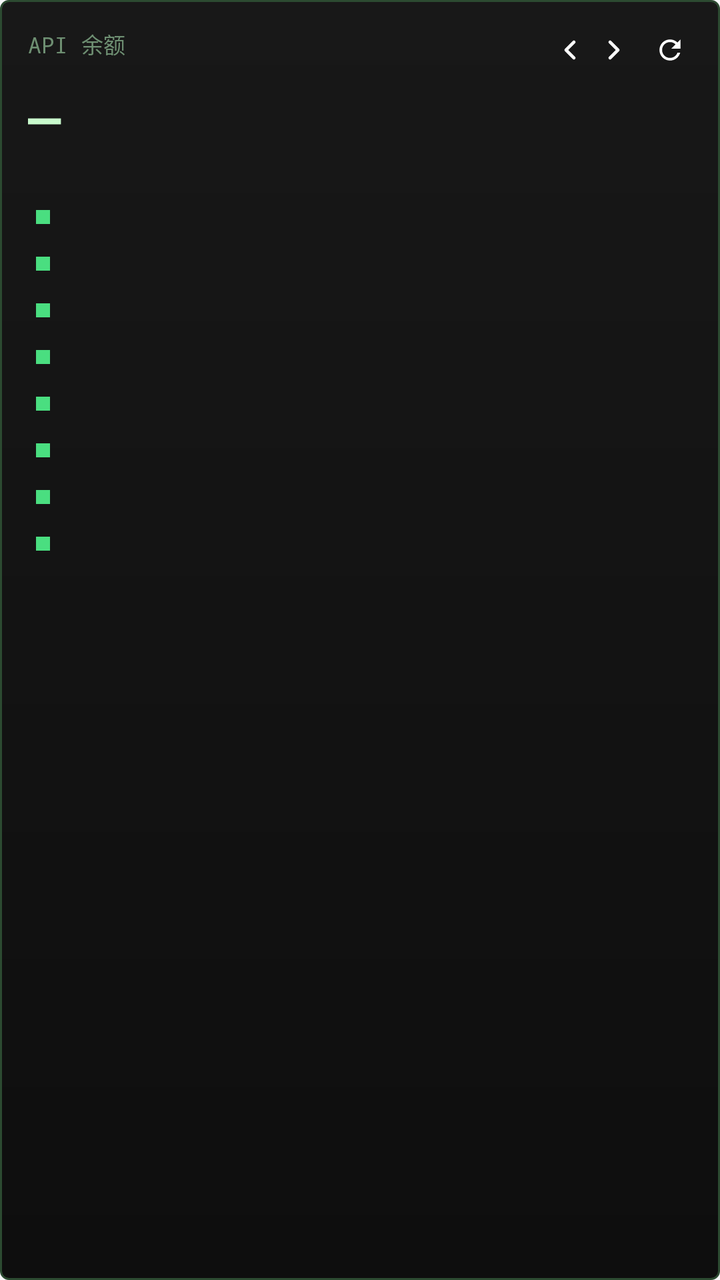
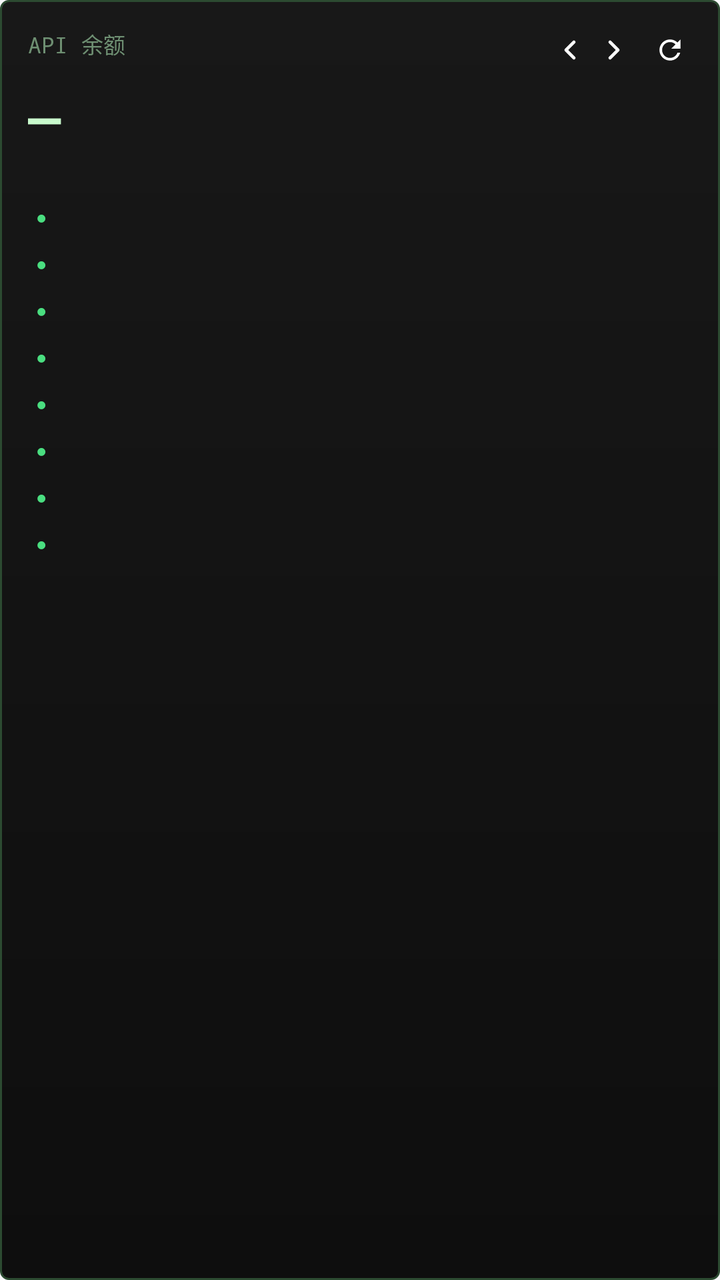

Before-and-after screenshots of an Android layout around one commit, followed by the original layout XML and the change that was made.
<!-- AndroidManifest.xml: application theme AppTheme -->
<!-- res/layout/widget_style4.xml -->
<?xml version="1.0" encoding="utf-8"?>
<FrameLayout xmlns:android="http://schemas.android.com/apk/res/android"
    android:id="@+id/w2_root"
    android:layout_width="match_parent"
    android:layout_height="match_parent"
    android:background="@drawable/wg_t4"
    android:padding="14dp">

    <LinearLayout
        android:layout_width="match_parent"
        android:layout_height="wrap_content"
        android:orientation="vertical">

        <LinearLayout
            android:layout_width="match_parent"
            android:layout_height="wrap_content"
            android:orientation="horizontal"
            android:gravity="left">

            <TextView
                android:id="@+id/w2_title"
                android:layout_width="0dp"
                android:layout_height="wrap_content"
                android:layout_weight="1"
                android:minWidth="0dp"
                android:singleLine="true"
                android:ellipsize="end"
                android:includeFontPadding="false"
            android:fontFamily="monospace"
                android:textColor="#FF6E8F72"
                android:textSize="11sp"
                android:text="API 余额" />

            <TextView
                android:id="@+id/w2_page"
                android:layout_width="wrap_content"
                android:layout_height="wrap_content"
                android:layout_marginStart="4dp"
                android:minWidth="0dp"
                android:includeFontPadding="false"
                android:textColor="#FF6E8F72"
                android:textSize="10.5sp" />

            <ImageView
                android:id="@+id/w2_prev"
                android:clickable="true"
                android:focusable="true"
                android:layout_width="22dp"
                android:layout_height="22dp"
                android:layout_marginStart="2dp"
                android:scaleType="fitCenter"
                android:src="@drawable/ic_chevron_left"
                android:contentDescription="上一页" />

            <ImageView
                android:id="@+id/w2_next"
                android:clickable="true"
                android:focusable="true"
                android:layout_width="22dp"
                android:layout_height="22dp"
                android:scaleType="fitCenter"
                android:src="@drawable/ic_chevron_right"
                android:contentDescription="下一页" />

            <ImageView
                android:id="@+id/w2_refresh"
                android:clickable="true"
                android:focusable="true"
                android:layout_width="22dp"
                android:layout_height="22dp"
                android:layout_marginStart="6dp"
                android:scaleType="fitCenter"
                android:src="@drawable/ic_refresh"
                android:contentDescription="刷新" />
        </LinearLayout>

        <TextView
            android:id="@+id/w2_total"
            android:layout_width="match_parent"
            android:layout_height="wrap_content"
            android:layout_marginTop="8dp"
            android:includeFontPadding="false"
            android:gravity="left"
        android:fontFamily="monospace"
        android:textStyle="bold"
            android:textColor="@color/ws4_tx"
            android:textSize="26sp"
            android:text="—" />

        <TextView
            android:id="@+id/w2_sub"
            android:layout_width="match_parent"
            android:layout_height="wrap_content"
            android:layout_marginTop="3dp"
            android:includeFontPadding="false"
            android:singleLine="true"
            android:ellipsize="end"
            android:gravity="left"
            android:textColor="@color/ws4_tx3"
            android:textSize="10sp" />

        <LinearLayout
            android:layout_width="match_parent"
            android:layout_height="0dp"
            android:layout_weight="1"
            android:layout_marginTop="8dp"
            android:orientation="vertical">

            <LinearLayout
                android:id="@+id/w2_row1"
                android:layout_width="match_parent"
                android:layout_height="wrap_content"
                android:orientation="vertical"
                android:gravity="center_vertical">


                <LinearLayout
                    android:id="@+id/w2_slot1"
                    android:layout_width="match_parent"
                    android:layout_height="wrap_content"
                    android:orientation="horizontal"
                    android:gravity="center_vertical"
                    android:padding="4dp">

                    <TextView
                        android:id="@+id/w2_dot1"
                        android:layout_width="7dp"
                        android:layout_height="7dp"
                        android:layout_marginEnd="5dp"
                        android:background="@color/ws4_accent" />

                    <TextView
                        android:id="@+id/w2_name1"
                        android:layout_width="0dp"
                        android:layout_height="wrap_content"
                        android:layout_weight="1"
                        android:minWidth="0dp"
                        android:singleLine="true"
                        android:ellipsize="end"
                        android:includeFontPadding="false"
                    android:fontFamily="monospace"
                        android:textColor="@color/ws4_tx2"
                        android:textSize="11.5sp" />

                    <TextView
                        android:id="@+id/w2_val1"
                        android:layout_width="wrap_content"
                        android:layout_height="wrap_content"
                        android:includeFontPadding="false"
                    android:fontFamily="monospace"
                        android:textColor="@color/ws4_tx"
                        android:textSize="13sp" />
                </LinearLayout>

                <LinearLayout
                    android:id="@+id/w2_slot2"
                    android:layout_width="match_parent"
                    android:layout_height="wrap_content"
                    android:orientation="horizontal"
                    android:gravity="center_vertical"
                    android:padding="4dp">

                    <TextView
                        android:id="@+id/w2_dot2"
                        android:layout_width="7dp"
                        android:layout_height="7dp"
                        android:layout_marginEnd="5dp"
                        android:background="@color/ws4_accent" />

                    <TextView
                        android:id="@+id/w2_name2"
                        android:layout_width="0dp"
                        android:layout_height="wrap_content"
                        android:layout_weight="1"
                        android:minWidth="0dp"
                        android:singleLine="true"
                        android:ellipsize="end"
                        android:includeFontPadding="false"
                    android:fontFamily="monospace"
                        android:textColor="@color/ws4_tx2"
                        android:textSize="11.5sp" />

                    <TextView
                        android:id="@+id/w2_val2"
                        android:layout_width="wrap_content"
                        android:layout_height="wrap_content"
                        android:includeFontPadding="false"
                    android:fontFamily="monospace"
                        android:textColor="@color/ws4_tx"
                        android:textSize="13sp" />
                </LinearLayout>
            </LinearLayout>

            <TextView
                android:id="@+id/w2_div1"
                android:layout_width="match_parent"
                android:layout_height="1dp"
                android:layout_marginTop="1dp"
                android:visibility="gone"
                android:background="#FF22331F" />

            <LinearLayout
                android:id="@+id/w2_row2"
                android:layout_width="match_parent"
                android:layout_height="wrap_content"
                android:orientation="vertical"
                android:gravity="center_vertical">


                <LinearLayout
                    android:id="@+id/w2_slot3"
                    android:layout_width="match_parent"
                    android:layout_height="wrap_content"
                    android:orientation="horizontal"
                    android:gravity="center_vertical"
                    android:padding="4dp">

                    <TextView
                        android:id="@+id/w2_dot3"
                        android:layout_width="7dp"
                        android:layout_height="7dp"
                        android:layout_marginEnd="5dp"
                        android:background="@color/ws4_accent" />

                    <TextView
                        android:id="@+id/w2_name3"
                        android:layout_width="0dp"
                        android:layout_height="wrap_content"
                        android:layout_weight="1"
                        android:minWidth="0dp"
                        android:singleLine="true"
                        android:ellipsize="end"
                        android:includeFontPadding="false"
                    android:fontFamily="monospace"
                        android:textColor="@color/ws4_tx2"
                        android:textSize="11.5sp" />

                    <TextView
                        android:id="@+id/w2_val3"
                        android:layout_width="wrap_content"
                        android:layout_height="wrap_content"
                        android:includeFontPadding="false"
                    android:fontFamily="monospace"
                        android:textColor="@color/ws4_tx"
                        android:textSize="13sp" />
                </LinearLayout>

                <LinearLayout
                    android:id="@+id/w2_slot4"
                    android:layout_width="match_parent"
                    android:layout_height="wrap_content"
                    android:orientation="horizontal"
                    android:gravity="center_vertical"
                    android:padding="4dp">

                    <TextView
                        android:id="@+id/w2_dot4"
                        android:layout_width="7dp"
                        android:layout_height="7dp"
                        android:layout_marginEnd="5dp"
                        android:background="@color/ws4_accent" />

                    <TextView
                        android:id="@+id/w2_name4"
                        android:layout_width="0dp"
                        android:layout_height="wrap_content"
                        android:layout_weight="1"
                        android:minWidth="0dp"
                        android:singleLine="true"
                        android:ellipsize="end"
                        android:includeFontPadding="false"
                    android:fontFamily="monospace"
                        android:textColor="@color/ws4_tx2"
                        android:textSize="11.5sp" />

                    <TextView
                        android:id="@+id/w2_val4"
                        android:layout_width="wrap_content"
                        android:layout_height="wrap_content"
                        android:includeFontPadding="false"
                    android:fontFamily="monospace"
                        android:textColor="@color/ws4_tx"
                        android:textSize="13sp" />
                </LinearLayout>
            </LinearLayout>

            <TextView
                android:id="@+id/w2_div2"
                android:layout_width="match_parent"
                android:layout_height="1dp"
                android:layout_marginTop="1dp"
                android:visibility="gone"
                android:background="#FF22331F" />

            <LinearLayout
                android:id="@+id/w2_row3"
                android:layout_width="match_parent"
                android:layout_height="wrap_content"
                android:orientation="vertical"
                android:gravity="center_vertical">


                <LinearLayout
                    android:id="@+id/w2_slot5"
                    android:layout_width="match_parent"
                    android:layout_height="wrap_content"
                    android:orientation="horizontal"
                    android:gravity="center_vertical"
                    android:padding="4dp">

                    <TextView
                        android:id="@+id/w2_dot5"
                        android:layout_width="7dp"
                        android:layout_height="7dp"
                        android:layout_marginEnd="5dp"
                        android:background="@color/ws4_accent" />

                    <TextView
                        android:id="@+id/w2_name5"
                        android:layout_width="0dp"
                        android:layout_height="wrap_content"
                        android:layout_weight="1"
                        android:minWidth="0dp"
                        android:singleLine="true"
                        android:ellipsize="end"
                        android:includeFontPadding="false"
                    android:fontFamily="monospace"
                        android:textColor="@color/ws4_tx2"
                        android:textSize="11.5sp" />

                    <TextView
                        android:id="@+id/w2_val5"
                        android:layout_width="wrap_content"
                        android:layout_height="wrap_content"
                        android:includeFontPadding="false"
                    android:fontFamily="monospace"
                        android:textColor="@color/ws4_tx"
                        android:textSize="13sp" />
                </LinearLayout>

                <LinearLayout
                    android:id="@+id/w2_slot6"
                    android:layout_width="match_parent"
                    android:layout_height="wrap_content"
                    android:orientation="horizontal"
                    android:gravity="center_vertical"
                    android:padding="4dp">

                    <TextView
                        android:id="@+id/w2_dot6"
                        android:layout_width="7dp"
                        android:layout_height="7dp"
                        android:layout_marginEnd="5dp"
                        android:background="@color/ws4_accent" />

                    <TextView
                        android:id="@+id/w2_name6"
                        android:layout_width="0dp"
                        android:layout_height="wrap_content"
                        android:layout_weight="1"
                        android:minWidth="0dp"
                        android:singleLine="true"
                        android:ellipsize="end"
                        android:includeFontPadding="false"
                    android:fontFamily="monospace"
                        android:textColor="@color/ws4_tx2"
                        android:textSize="11.5sp" />

                    <TextView
                        android:id="@+id/w2_val6"
                        android:layout_width="wrap_content"
                        android:layout_height="wrap_content"
                        android:includeFontPadding="false"
                    android:fontFamily="monospace"
                        android:textColor="@color/ws4_tx"
                        android:textSize="13sp" />
                </LinearLayout>
            </LinearLayout>

            <TextView
                android:id="@+id/w2_div3"
                android:layout_width="match_parent"
                android:layout_height="1dp"
                android:layout_marginTop="1dp"
                android:visibility="gone"
                android:background="#FF22331F" />

            <LinearLayout
                android:id="@+id/w2_row4"
                android:layout_width="match_parent"
                android:layout_height="wrap_content"
                android:orientation="vertical"
                android:gravity="center_vertical">


                <LinearLayout
                    android:id="@+id/w2_slot7"
                    android:layout_width="match_parent"
                    android:layout_height="wrap_content"
                    android:orientation="horizontal"
                    android:gravity="center_vertical"
                    android:padding="4dp">

                    <TextView
                        android:id="@+id/w2_dot7"
                        android:layout_width="7dp"
                        android:layout_height="7dp"
                        android:layout_marginEnd="5dp"
                        android:background="@color/ws4_accent" />

                    <TextView
                        android:id="@+id/w2_name7"
                        android:layout_width="0dp"
                        android:layout_height="wrap_content"
                        android:layout_weight="1"
                        android:minWidth="0dp"
                        android:singleLine="true"
                        android:ellipsize="end"
                        android:includeFontPadding="false"
                    android:fontFamily="monospace"
                        android:textColor="@color/ws4_tx2"
                        android:textSize="11.5sp" />

                    <TextView
                        android:id="@+id/w2_val7"
                        android:layout_width="wrap_content"
                        android:layout_height="wrap_content"
                        android:includeFontPadding="false"
                    android:fontFamily="monospace"
                        android:textColor="@color/ws4_tx"
                        android:textSize="13sp" />
                </LinearLayout>

                <LinearLayout
                    android:id="@+id/w2_slot8"
                    android:layout_width="match_parent"
                    android:layout_height="wrap_content"
                    android:orientation="horizontal"
                    android:gravity="center_vertical"
                    android:padding="4dp">

                    <TextView
                        android:id="@+id/w2_dot8"
                        android:layout_width="7dp"
                        android:layout_height="7dp"
                        android:layout_marginEnd="5dp"
                        android:background="@color/ws4_accent" />

                    <TextView
                        android:id="@+id/w2_name8"
                        android:layout_width="0dp"
                        android:layout_height="wrap_content"
                        android:layout_weight="1"
                        android:minWidth="0dp"
                        android:singleLine="true"
                        android:ellipsize="end"
                        android:includeFontPadding="false"
                    android:fontFamily="monospace"
                        android:textColor="@color/ws4_tx2"
                        android:textSize="11.5sp" />

                    <TextView
                        android:id="@+id/w2_val8"
                        android:layout_width="wrap_content"
                        android:layout_height="wrap_content"
                        android:includeFontPadding="false"
                    android:fontFamily="monospace"
                        android:textColor="@color/ws4_tx"
                        android:textSize="13sp" />
                </LinearLayout>
            </LinearLayout>
        </LinearLayout>

    </LinearLayout>
</FrameLayout>
<!-- resources referenced by this layout -->
<resources>
  <color name="ws4_accent">#FF4ADE80</color>
  <color name="ws4_tx">#FFC8FACC</color>
  <color name="ws4_tx2">#FF6E8F72</color>
  <color name="ws4_tx3">#FF445C47</color>
  <!-- drawable ic_chevron_right (drawable) -->
  <?xml version="1.0" encoding="utf-8"?>
  <vector xmlns:android="http://schemas.android.com/apk/res/android"
      android:width="24dp"
      android:height="24dp"
      android:viewportWidth="24"
      android:viewportHeight="24">
  
      <group
          android:pivotX="12"
          android:pivotY="12"
          android:scaleX="0.72"
          android:scaleY="0.72">
  
          <path
              android:pathData="M9,6 L15,12 L9,18"
              android:strokeColor="#FFFFFF"
              android:strokeWidth="2.4"
              android:strokeLineCap="round"
              android:strokeLineJoin="round"
              android:fillColor="#00000000" />
      </group>
  </vector>
  <!-- drawable wg_t4 (drawable) -->
  <?xml version="1.0" encoding="utf-8"?>
  <shape xmlns:android="http://schemas.android.com/apk/res/android" android:shape="rectangle">
      <gradient android:startColor="#FF181818" android:endColor="#FF0E0E0E" android:angle="270" />
      <corners android:radius="4dp" />
      <stroke android:width="1dp" android:color="#FF2C4A31" />
  </shape>
  <style name="AppDialog_AuroraLight" parent="@android:style/Theme.DeviceDefault.Light.Dialog.Alert">
          <item name="android:windowAnimationStyle">@style/DialogAnim</item>
          <item name="android:colorAccent">#4166F5</item>
          <item name="android:fontFamily">sans-serif</item>
          <item name="android:colorBackground">#FFFFFF</item>
          <item name="android:textColorPrimary">#0B0E14</item>
          <item name="android:textColorSecondary">#414A5C</item>
      </style>
  <!-- drawable mini_btn_border (drawable) -->
  <?xml version="1.0" encoding="utf-8"?>
  <shape xmlns:android="http://schemas.android.com/apk/res/android"
      android:shape="rectangle">
      <corners android:radius="999dp" />
      <solid android:color="?attr/c_btn" />
      <stroke android:width="1.2dp" android:color="?attr/c_btn_border" />
  </shape>
  <!-- drawable tag_bg (drawable) -->
  <?xml version="1.0" encoding="utf-8"?>
  <inset xmlns:android="http://schemas.android.com/apk/res/android"
      android:insetLeft="1dp" android:insetTop="1dp"
      android:insetRight="1dp" android:insetBottom="1dp">
      <shape android:shape="rectangle">
          <solid android:color="?attr/c_input" />
          <corners android:radius="20dp" />
      </shape>
  </inset>
  <!-- drawable seg_bg (drawable) -->
  <?xml version="1.0" encoding="utf-8"?>
  <shape xmlns:android="http://schemas.android.com/apk/res/android"
      android:shape="rectangle">
      <corners android:radius="14dp" />
      <solid android:color="?attr/c_neu_surface" />
      <stroke android:width="1dp" android:color="?attr/c_neu_dark" />
  </shape>
  <!-- drawable input_aurora (drawable) -->
  <?xml version="1.0" encoding="utf-8"?>
  <shape xmlns:android="http://schemas.android.com/apk/res/android"
      android:shape="rectangle">
      <corners android:radius="12dp" />
      <solid android:color="?attr/c_input" />
      <stroke android:width="1dp" android:color="?attr/c_line" />
  </shape>
  <!-- drawable seg_sel (drawable) -->
  <?xml version="1.0" encoding="utf-8"?>
  <shape xmlns:android="http://schemas.android.com/apk/res/android"
      android:shape="rectangle">
      <corners android:radius="10dp" />
      <solid android:color="?attr/c_accent_soft" />
  </shape>
  <!-- drawable pull_bg (drawable) -->
  <?xml version="1.0" encoding="utf-8"?>
  <shape xmlns:android="http://schemas.android.com/apk/res/android"
      android:shape="rectangle">
      <corners android:radius="18dp" />
      <solid android:color="?attr/c_neu_surface" />
      <stroke android:width="1dp" android:color="?attr/c_neu_dark" />
  </shape>
  <style name="DialogAnim">
          <item name="android:windowEnterAnimation">@anim/dialog_in</item>
          <item name="android:windowExitAnimation">@anim/dialog_out</item>
      </style>
  <!-- unchanged entries left out for length: 3 -->
</resources>

<!-- the commit's change to res/layout/widget_style4.xml (unified diff, before → after) -->
@@ -16,7 +16,6 @@
             android:layout_height="wrap_content"
             android:orientation="horizontal"
             android:gravity="left">
-
             <TextView
                 android:id="@+id/w2_title"
                 android:layout_width="0dp"
@@ -124,10 +123,13 @@
 
                     <TextView
                         android:id="@+id/w2_dot1"
-                        android:layout_width="7dp"
-                        android:layout_height="7dp"
-                        android:layout_marginEnd="5dp"
-                        android:background="@color/ws4_accent" />
+                        android:layout_width="wrap_content"
+                        android:layout_height="wrap_content"
+                        android:layout_marginEnd="5dp"
+                        android:includeFontPadding="false"
+                        android:text="●"
+                        android:textSize="9sp"
+                        android:textColor="@color/ws4_accent" />
 
                     <TextView
                         android:id="@+id/w2_name1"
@@ -162,10 +164,13 @@
 
                     <TextView
                         android:id="@+id/w2_dot2"
-                        android:layout_width="7dp"
-                        android:layout_height="7dp"
-                        android:layout_marginEnd="5dp"
-                        android:background="@color/ws4_accent" />
+                        android:layout_width="wrap_content"
+                        android:layout_height="wrap_content"
+                        android:layout_marginEnd="5dp"
+                        android:includeFontPadding="false"
+                        android:text="●"
+                        android:textSize="9sp"
+                        android:textColor="@color/ws4_accent" />
 
                     <TextView
                         android:id="@+id/w2_name2"
@@ -197,7 +202,7 @@
                 android:layout_height="1dp"
                 android:layout_marginTop="1dp"
                 android:visibility="gone"
-                android:background="#FF22331F" />
+                android:background="@color/ws4_div" />
 
             <LinearLayout
                 android:id="@+id/w2_row2"
@@ -217,10 +222,13 @@
 
                     <TextView
                         android:id="@+id/w2_dot3"
-                        android:layout_width="7dp"
-                        android:layout_height="7dp"
-                        android:layout_marginEnd="5dp"
-                        android:background="@color/ws4_accent" />
+                        android:layout_width="wrap_content"
+                        android:layout_height="wrap_content"
+                        android:layout_marginEnd="5dp"
+                        android:includeFontPadding="false"
+                        android:text="●"
+                        android:textSize="9sp"
+                        android:textColor="@color/ws4_accent" />
 
                     <TextView
                         android:id="@+id/w2_name3"
@@ -255,10 +263,13 @@
 
                     <TextView
                         android:id="@+id/w2_dot4"
-                        android:layout_width="7dp"
-                        android:layout_height="7dp"
-                        android:layout_marginEnd="5dp"
-                        android:background="@color/ws4_accent" />
+                        android:layout_width="wrap_content"
+                        android:layout_height="wrap_content"
+                        android:layout_marginEnd="5dp"
+                        android:includeFontPadding="false"
+                        android:text="●"
+                        android:textSize="9sp"
+                        android:textColor="@color/ws4_accent" />
 
                     <TextView
                         android:id="@+id/w2_name4"
@@ -290,7 +301,7 @@
                 android:layout_height="1dp"
                 android:layout_marginTop="1dp"
                 android:visibility="gone"
-                android:background="#FF22331F" />
+                android:background="@color/ws4_div" />
 
             <LinearLayout
                 android:id="@+id/w2_row3"
@@ -310,10 +321,13 @@
 
                     <TextView
                         android:id="@+id/w2_dot5"
-                        android:layout_width="7dp"
-                        android:layout_height="7dp"
-                        android:layout_marginEnd="5dp"
-                        android:background="@color/ws4_accent" />
+                        android:layout_width="wrap_content"
+                        android:layout_height="wrap_content"
+                        android:layout_marginEnd="5dp"
+                        android:includeFontPadding="false"
+                        android:text="●"
+                        android:textSize="9sp"
+                        android:textColor="@color/ws4_accent" />
 
                     <TextView
                         android:id="@+id/w2_name5"
@@ -348,10 +362,13 @@
 
                     <TextView
                         android:id="@+id/w2_dot6"
-                        android:layout_width="7dp"
-                        android:layout_height="7dp"
-                        android:layout_marginEnd="5dp"
-                        android:background="@color/ws4_accent" />
+                        android:layout_width="wrap_content"
+                        android:layout_height="wrap_content"
+                        android:layout_marginEnd="5dp"
+                        android:includeFontPadding="false"
+                        android:text="●"
+                        android:textSize="9sp"
+                        android:textColor="@color/ws4_accent" />
 
                     <TextView
                         android:id="@+id/w2_name6"
@@ -383,7 +400,7 @@
                 android:layout_height="1dp"
                 android:layout_marginTop="1dp"
                 android:visibility="gone"
-                android:background="#FF22331F" />
+                android:background="@color/ws4_div" />
 
             <LinearLayout
                 android:id="@+id/w2_row4"
@@ -403,10 +420,13 @@
 
                     <TextView
                         android:id="@+id/w2_dot7"
-                        android:layout_width="7dp"
-                        android:layout_height="7dp"
-                        android:layout_marginEnd="5dp"
-                        android:background="@color/ws4_accent" />
+                        android:layout_width="wrap_content"
+                        android:layout_height="wrap_content"
+                        android:layout_marginEnd="5dp"
+                        android:includeFontPadding="false"
+                        android:text="●"
+                        android:textSize="9sp"
+                        android:textColor="@color/ws4_accent" />
 
                     <TextView
                         android:id="@+id/w2_name7"
@@ -441,10 +461,13 @@
 
                     <TextView
                         android:id="@+id/w2_dot8"
-                        android:layout_width="7dp"
-                        android:layout_height="7dp"
-                        android:layout_marginEnd="5dp"
-                        android:background="@color/ws4_accent" />
+                        android:layout_width="wrap_content"
+                        android:layout_height="wrap_content"
+                        android:layout_marginEnd="5dp"
+                        android:includeFontPadding="false"
+                        android:text="●"
+                        android:textSize="9sp"
+                        android:textColor="@color/ws4_accent" />
 
                     <TextView
                         android:id="@+id/w2_name8"
<!-- resource entries referenced after the edit -->
@@ -1,6 +1,7 @@
 <!-- resources referenced by this layout -->
 <resources>
   <color name="ws4_accent">#FF4ADE80</color>
+  <color name="ws4_div">#FF262626</color>
   <color name="ws4_tx">#FFC8FACC</color>
   <color name="ws4_tx2">#FF6E8F72</color>
   <color name="ws4_tx3">#FF445C47</color>
